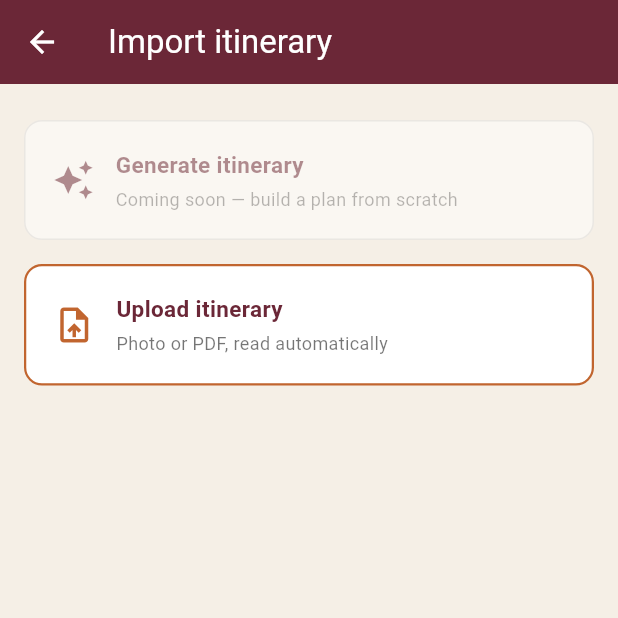
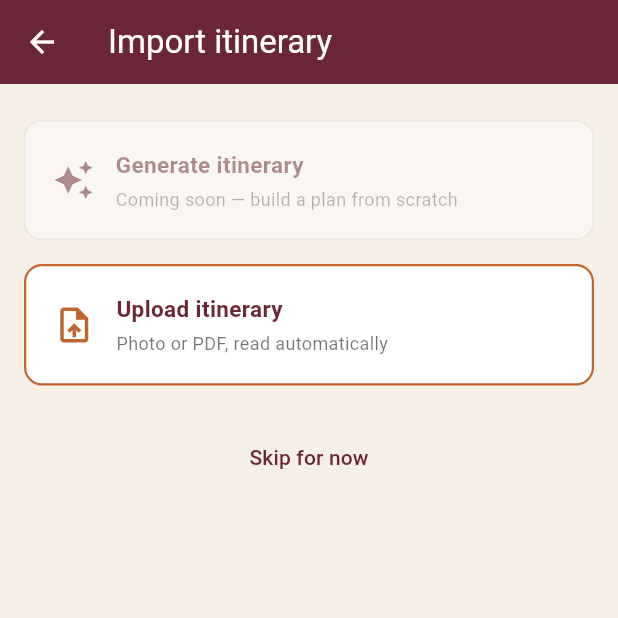
Before and after one commit to medhakg205/DishaVaani, a Flutter app: the ItineraryImportScreen screen opened directly, after a tap on "Upload itinerary", on a phone screen of 412 x 824 dp, the top half of it. Run offline on Flutter 3.47's test engine with Material 3 defaults, Android fonts, the phone set to English and light mode, and no system bars; our stand-ins replace audioplayers, cached_network_image, cloud_firestore, file_picker, firebase_core, flutter_compass and 3 more; accounts and stored records are empty; generated files the repository leaves out were written again; Roboto replaces fonts that are missing (Georgia).

```diff
--- a/lib/screens/itinerary_import.dart
+++ b/lib/screens/itinerary_import.dart
@@ -1,9 +1,10 @@
-import 'dart:io';
+import 'dart:typed_data';
 
 import 'package:flutter/material.dart';
 import 'package:file_picker/file_picker.dart';
 
 import '../services/itinerary.dart';
+import 'home.dart';
 
 const Color maroon = Color(0xFF6B2737);
 const Color terracotta = Color(0xFFC1652F);
@@ -28,11 +29,21 @@ class _ItineraryImportScreenState extends State<ItineraryImportScreen> {
       allowedExtensions: ['pdf', 'png', 'jpg', 'jpeg'],
     );
 
-    if (files.isEmpty || files.first.path == null) return;
+    if (files.isEmpty) return; // user cancelled
 
-    final file = File(files.first.path!);
+    final pickedFile = files.first;
 
-    final fileSizeInMB = await file.length() / (1024 * 1024);
+    Uint8List bytes;
+    try {
+      // file_picker v12 dropped the always-loaded `.bytes` property —
+      // you now have to explicitly ask it to load the content.
+      bytes = await pickedFile.readAsBytes();
+    } catch (e) {
+      setState(() => _errorMessage = 'Could not read that file. Try picking it again.');
+      return;
+    }
+
+    final fileSizeInMB = bytes.length / (1024 * 1024);
     if (fileSizeInMB > 20) {
       setState(() => _errorMessage = 'That file is too large. Try a smaller photo or PDF (under 20MB).');
       return;
@@ -41,7 +52,10 @@ class _ItineraryImportScreenState extends State<ItineraryImportScreen> {
     setState(() => _isUploading = true);
 
     try {
-      final parsedStops = await ItineraryService.parseItineraryFile(file);
+      final parsedStops = await ItineraryService.parseItineraryBytes(
+        bytes,
+        extension: pickedFile.extension ?? '',
+      );
       if (!mounted) return;
 
       final resolvedStops = await ItineraryService.resolveStops(parsedStops);
@@ -51,7 +65,7 @@ class _ItineraryImportScreenState extends State<ItineraryImportScreen> {
       if (!mounted) return;
 
       final unresolvedCount = resolvedStops
-          .where((s) => s.poiId == null)
+          .where((s) => s.monumentId == null)
           .length;
       ScaffoldMessenger.of(context).showSnackBar(
         SnackBar(
@@ -62,7 +76,14 @@ class _ItineraryImportScreenState extends State<ItineraryImportScreen> {
           ),
         ),
       );
-      Navigator.pop(context);
+
+      if (!mounted) return;
+      Navigator.pushReplacement(
+        context,
+        MaterialPageRoute(
+          builder: (_) => HomeScreen(itineraryStops: resolvedStops),
+        ),
+      );
     } catch (e) {
       // TEMPORARY — showing the real error while debugging. Revert to the
       // friendly message once this is working.
@@ -198,6 +219,23 @@ class _ItineraryImportScreenState extends State<ItineraryImportScreen> {
                 style: const TextStyle(color: Colors.red, fontSize: 12),
               ),
             ],
+            const SizedBox(height: 24),
+            Center(
+              child: TextButton(
+                onPressed: _isUploading
+                    ? null
+                    : () {
+                        Navigator.pushReplacement(
+                          context,
+                          MaterialPageRoute(builder: (_) => const HomeScreen()),
+                        );
+                      },
+                child: const Text(
+                  'Skip for now',
+                  style: TextStyle(color: maroon),
+                ),
+              ),
+            ),
           ],
         ),
       ),
--- a/lib/screens/splash.dart
+++ b/lib/screens/splash.dart
@@ -2,8 +2,8 @@
 import 'package:flutter/material.dart';
 
 import '../core/constants/app_colors.dart';
-import 'home.dart';
 import 'interest_quiz.dart';
+import 'itinerary_import.dart';
 import 'language_select.dart';
 
 class SplashScreen extends StatefulWidget {
@@ -23,7 +23,7 @@ class _SplashScreenState extends State<SplashScreen> {
     if (!context.mounted || completedQuiz != true) return;
     Navigator.pushReplacement(
       context,
-      MaterialPageRoute(builder: (_) => const HomeScreen()),
+      MaterialPageRoute(builder: (_) => const ItineraryImportScreen()),
     );
   }
 
```
Also changed, not shown: lib/screens/home.dart (+128 -45 lines), lib/services/itinerary.dart (+14 -11 lines), lib/screens/monument_list.dart (added).
